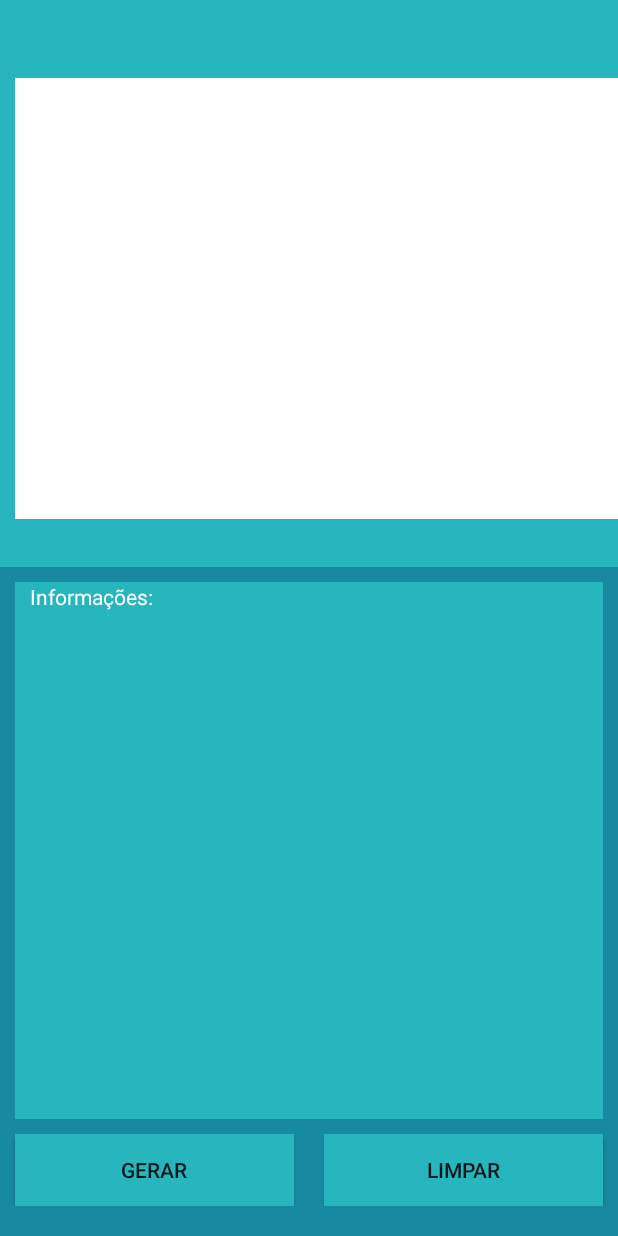
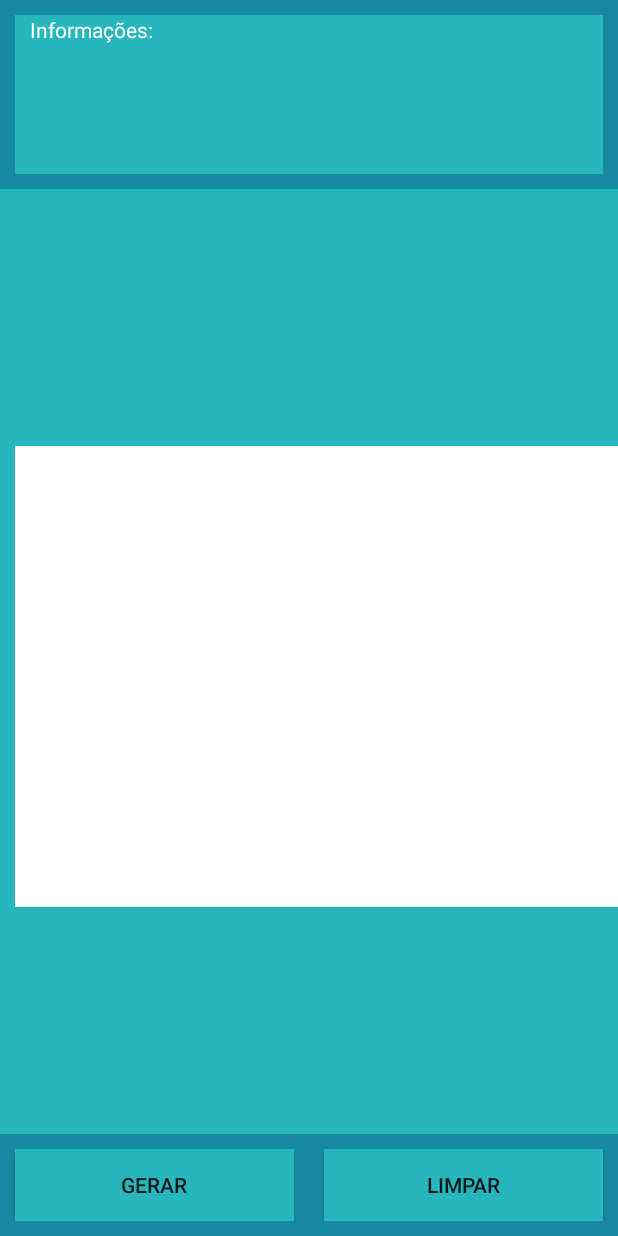
Before and after one commit to keiroez/ProjetoQuimica, an Android app: the layout activity_cadeia.xml on its own in the app's theme, with its tools: preview values and no code run, on a phone screen of 412 x 824 dp. Run offline under Robolectric (Android 15) with nearby library versions, the phone set to English and light mode, and no system bars.

Commit message:
Mudança layout

```diff
--- a/app/src/main/java/br/com/view/CadeiaActivity.java
+++ b/app/src/main/java/br/com/view/CadeiaActivity.java
@@ -22,10 +22,9 @@ public class CadeiaActivity extends AppCompatActivity {
         relativeLayout = findViewById(R.id.rlayout);
 
 
-        Composto_img ci = new Composto_img(this, 150, 600);
+        Composto_img ci = new Composto_img(this, 150, 700);
 
         relativeLayout.addView(ci.getComposto());
-        relativeLayout.addView(ci.getAddLeft());
         relativeLayout.addView(ci.getAddRight());
         relativeLayout.addView(ci.getAddDown());
         relativeLayout.addView(ci.getAddUp());
--- a/app/src/main/res/layout/activity_cadeia.xml
+++ b/app/src/main/res/layout/activity_cadeia.xml
@@ -7,6 +7,24 @@
     android:layout_width="match_parent"
     android:layout_height="match_parent"
     android:background="@color/colorInicio">
+
+    <LinearLayout
+        android:layout_width="match_parent"
+        android:layout_height="300dp"
+        android:layout_margin="10dp"
+        android:layout_weight="1"
+        android:background="@color/ligacao"
+        android:orientation="horizontal">
+
+        <TextView
+            android:id="@+id/tv_info"
+            android:layout_width="wrap_content"
+            android:layout_height="wrap_content"
+            android:layout_marginLeft="10dp"
+            android:layout_weight="1"
+            android:text="Informações:"
+            android:textColor="@color/branco" />
+    </LinearLayout>
 
     <libs.ZoomLayout
         android:id="@+id/zoom_layout"
@@ -18,7 +36,7 @@
 
         <RelativeLayout
             android:id="@+id/rlayout"
-            android:layout_width="700dp"
+            android:layout_width="670dp"
             android:layout_height="500dp"
             android:layout_margin="10dp"
             android:background="@android:color/white"
@@ -28,26 +46,9 @@
 
     <LinearLayout
         android:layout_width="match_parent"
-        android:layout_height="match_parent"
-        android:layout_weight="1"
-        android:orientation="horizontal"
-        android:layout_margin="10dp"
-        android:background="@color/ligacao">
-
-        <TextView
-            android:id="@+id/tv_info"
-            android:layout_width="wrap_content"
-            android:layout_height="wrap_content"
-            android:layout_weight="1"
-            android:text="Informações:"
-            android:layout_marginLeft="10dp"
-            android:textColor="@color/branco"/>
-    </LinearLayout>
-
-    <LinearLayout
-        android:layout_width="match_parent"
         android:layout_height="wrap_content"
-        android:layout_marginBottom="20dp"
+        android:layout_marginBottom="10dp"
+        android:layout_marginTop="10dp"
         android:layout_weight="0"
         android:orientation="horizontal">
 
```
